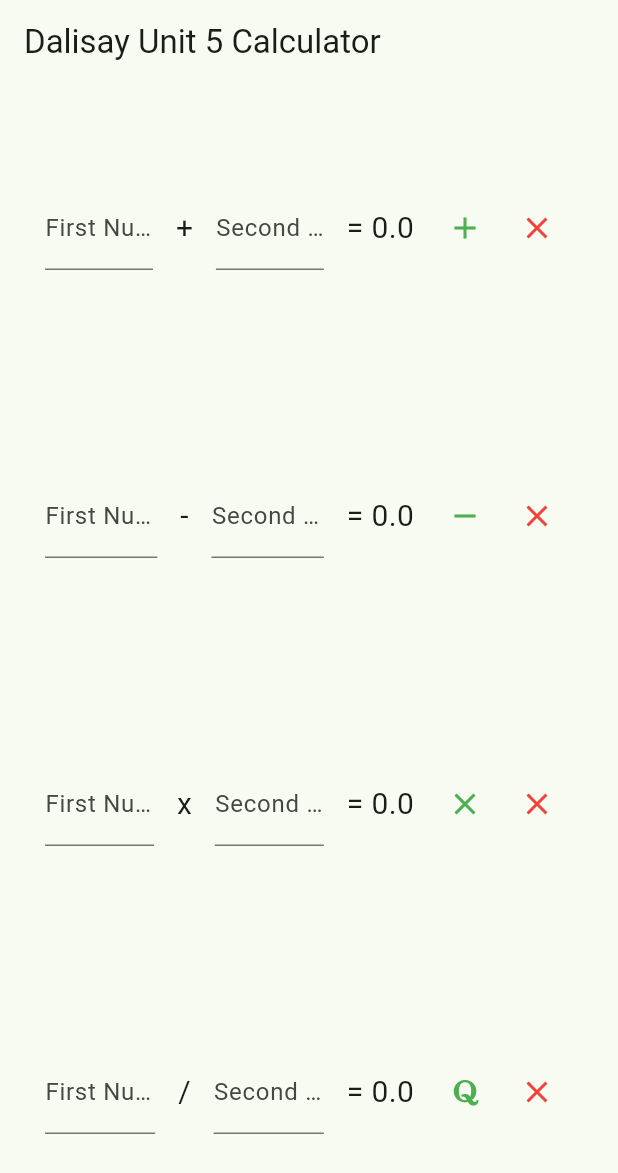
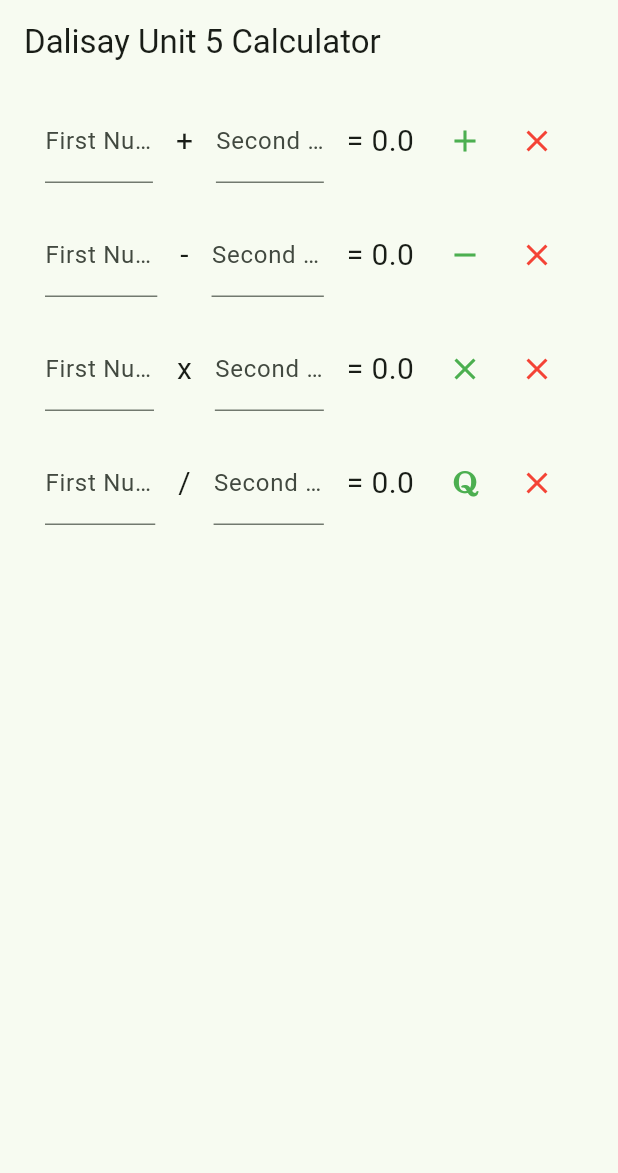
Before and after one commit to keanedalisay/cc206_calculator_dalisay, a Flutter app: the screen it shows after launch, on a phone screen of 412 x 824 dp. Shown: the top 1173 px of the screen. Run offline on Flutter 3.47's test engine with Material 3 defaults, Android fonts, the phone set to English and light mode, and no system bars.

Commit message:
Fix vertical alignment to top of interface

```diff
--- a/lib/main.dart
+++ b/lib/main.dart
@@ -55,7 +55,8 @@ class _CalculatorScreenState extends State<CalculatorScreen> {
         title: const Text("Dalisay Unit 5 Calculator"),
       ),
       body: Column(
-        mainAxisAlignment: MainAxisAlignment.spaceAround,
+        mainAxisAlignment: MainAxisAlignment.start,
+        crossAxisAlignment: CrossAxisAlignment.center,
         children: [
 
           // Add Row
```
